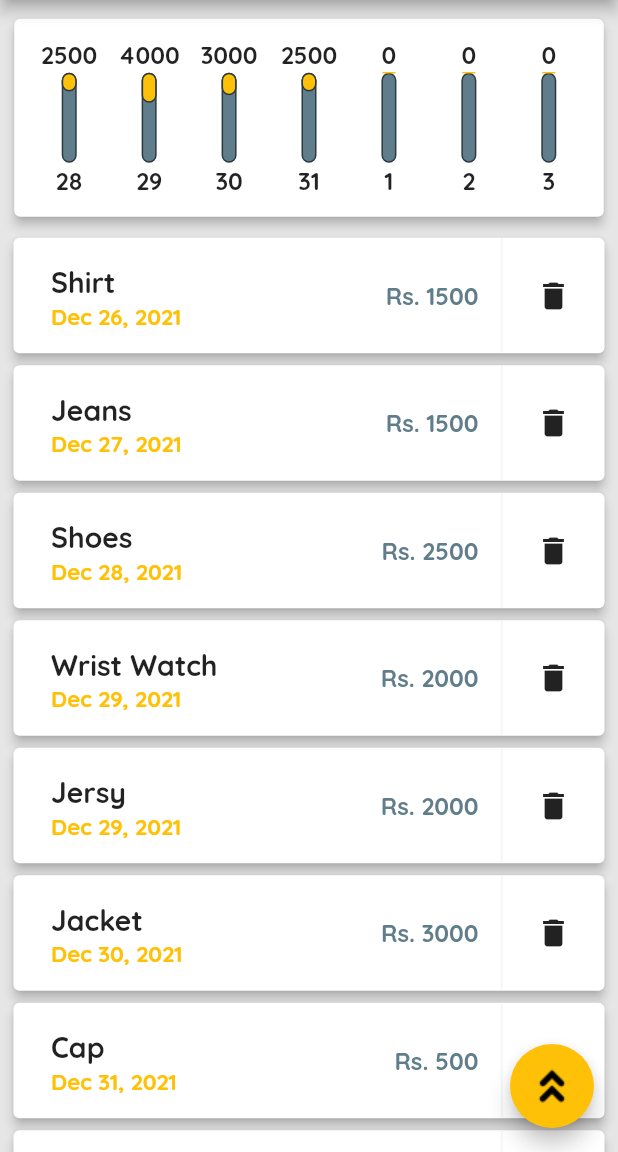
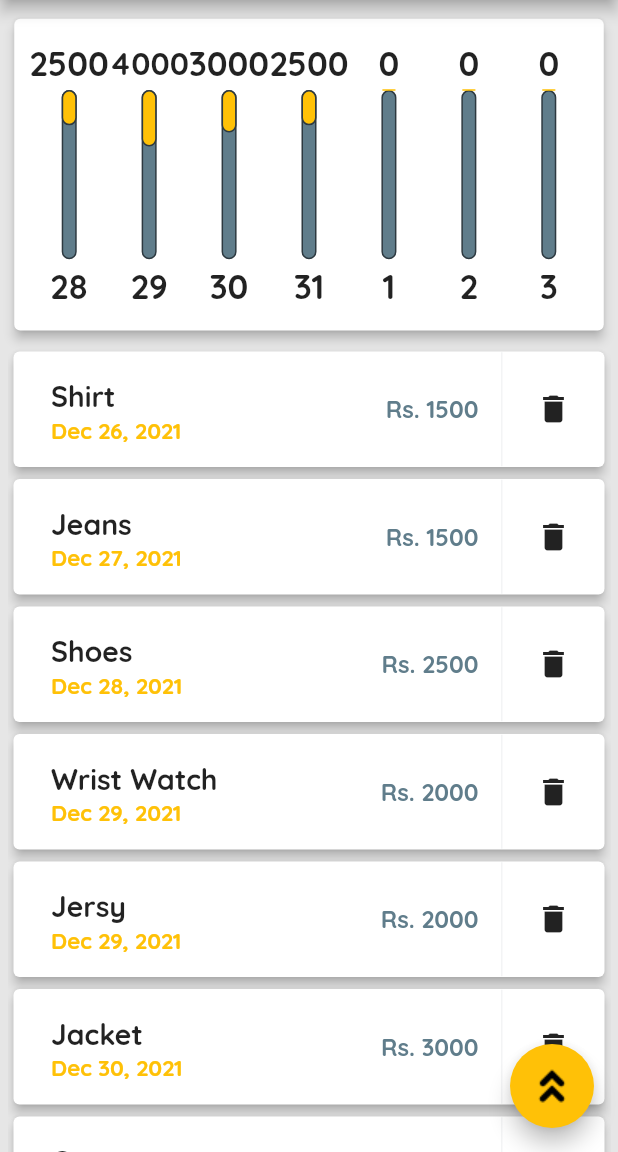
Before and after one commit to shahrazeahmad07/expense_planner, a Flutter app: the screen it shows after launch, on a phone screen of 412 x 824 dp, the part 84-1236 px from its top. Run offline on Flutter 3.47's test engine with Material 2 defaults, Android fonts, the phone set to English and light mode, and no system bars.

Commit message:
Dynamic heights for Charts and Lists are set.

```diff
--- a/lib/main.dart
+++ b/lib/main.dart
@@ -183,10 +183,7 @@ class _MyHomePageState extends State<MyHomePage> {
 
   @override
   Widget build(BuildContext context) {
-    return Scaffold(
-      backgroundColor: const Color(0xFFe6e6e6),
-      //! App bar
-      appBar: AppBar(
+    final appBar = AppBar(
       // backgroundColor: const Color(0xFF435454),
       title: const Text(
         "Expense Planner",
@@ -201,7 +198,12 @@ class _MyHomePageState extends State<MyHomePage> {
           ),
         )
       ],
-      ),
+    );
+
+    return Scaffold(
+      backgroundColor: const Color(0xFFe6e6e6),
+      //! App bar
+      appBar: appBar,
       //! body
       body: SingleChildScrollView(
         controller: _scrollController,
@@ -214,9 +216,21 @@ class _MyHomePageState extends State<MyHomePage> {
             crossAxisAlignment: CrossAxisAlignment.stretch,
             children: [
               //! Weeks
-              Chart(_recentTransactions),
+              Container(
+                height: (MediaQuery.of(context).size.height -
+                        MediaQuery.of(context).padding.top -
+                        appBar.preferredSize.height) *
+                    0.3,
+                child: Chart(_recentTransactions),
+              ),
               //! All Transactions:
-              TransactionList(_userTransactions, _deleteTransaction),
+              Container(
+                height: (MediaQuery.of(context).size.height -
+                        MediaQuery.of(context).padding.top -
+                        appBar.preferredSize.height) *
+                    0.7,
+                child: TransactionList(_userTransactions, _deleteTransaction),
+              ),
             ],
           ),
         ),
--- a/lib/widgets/chartbars.dart
+++ b/lib/widgets/chartbars.dart
@@ -9,14 +9,16 @@ class ChartBars extends StatelessWidget {
 
   @override
   Widget build(BuildContext context) {
+    return LayoutBuilder(
+      builder: (ctx, constraints) {
         return Column(
           children: [
-        const SizedBox(
-          height: 4,
+            SizedBox(
+              height: constraints.maxHeight * 0.03,
             ),
             //! Price Text.
             Container(
-          height: 20,
+              height: constraints.maxHeight * 0.15,
               child: FittedBox(
                 child: Text(
                   spendingAmount.toStringAsFixed(0),
@@ -24,12 +26,12 @@ class ChartBars extends StatelessWidget {
                 ),
               ),
             ),
-        const SizedBox(
-          height: 2,
+            SizedBox(
+              height: constraints.maxHeight * 0.02,
             ),
             //! Bars
             Container(
-          height: 60,
+              height: constraints.maxHeight * 0.60,
               width: 10,
               child: Stack(
                 children: [
@@ -59,17 +61,21 @@ class ChartBars extends StatelessWidget {
                 ],
               ),
             ),
-        const SizedBox(
-          height: 2,
+            SizedBox(
+              height: constraints.maxHeight * 0.02,
             ),
             //! Weekday label
-        Text(
+            Container(
+              height: constraints.maxHeight * 0.15,
+              child: FittedBox(
+                child: Text(
                   weekday,
                 ),
-        const SizedBox(
-          height: 4,
+              ),
             ),
           ],
         );
+      },
+    );
   }
 }
--- a/lib/widgets/transaction_list.dart
+++ b/lib/widgets/transaction_list.dart
@@ -27,9 +27,8 @@ class TransactionList extends StatelessWidget {
               ),
             ],
           )
-        : Column(
-            children: _userTransactions.map((e) {
-              //! Transaction Card.
+        : ListView.builder(
+            itemBuilder: (context, index) {
               return Container(
                 height: 85,
                 child: Card(
@@ -50,7 +49,7 @@ class TransactionList extends StatelessWidget {
                               //! Title.
                               FittedBox(
                                 child: Text(
-                                  e.title,
+                                  _userTransactions[index].title,
                                   // style: Theme.of(context).textTheme.bodyText1,
                                   style: const TextStyle(
                                     fontSize: 19,
@@ -61,7 +60,8 @@ class TransactionList extends StatelessWidget {
                               ),
                               //! Date.
                               Text(
-                                DateFormat.yMMMd().format(e.date),
+                                DateFormat.yMMMd()
+                                    .format(_userTransactions[index].date),
                                 style: TextStyle(
                                   // color: Color(0xFF87AAAA),
                                   color: Theme.of(context).accentColor,
@@ -90,7 +90,7 @@ class TransactionList extends StatelessWidget {
                         padding: const EdgeInsets.fromLTRB(12, 0, 15, 0),
                         //! Price Value
                         child: Text(
-                          "Rs. ${e.amount.toStringAsFixed(0)}",
+                          "Rs. ${_userTransactions[index].amount.toStringAsFixed(0)}",
                           style: TextStyle(
                             fontWeight: FontWeight.bold,
                             fontSize: 16,
@@ -115,7 +115,8 @@ class TransactionList extends StatelessWidget {
                           horizontal: 10,
                         ),
                         child: IconButton(
-                          onPressed: () => deleteTransaction(e.id),
+                          onPressed: () =>
+                              deleteTransaction(_userTransactions[index].id),
                           icon: const Icon(
                             Icons.delete,
                           ),
@@ -125,7 +126,8 @@ class TransactionList extends StatelessWidget {
                   ),
                 ),
               );
-            }).toList(),
+            },
+            itemCount: _userTransactions.length,
           );
   }
 }
```
Lines whose indentation alone changed are shown as unchanged.
